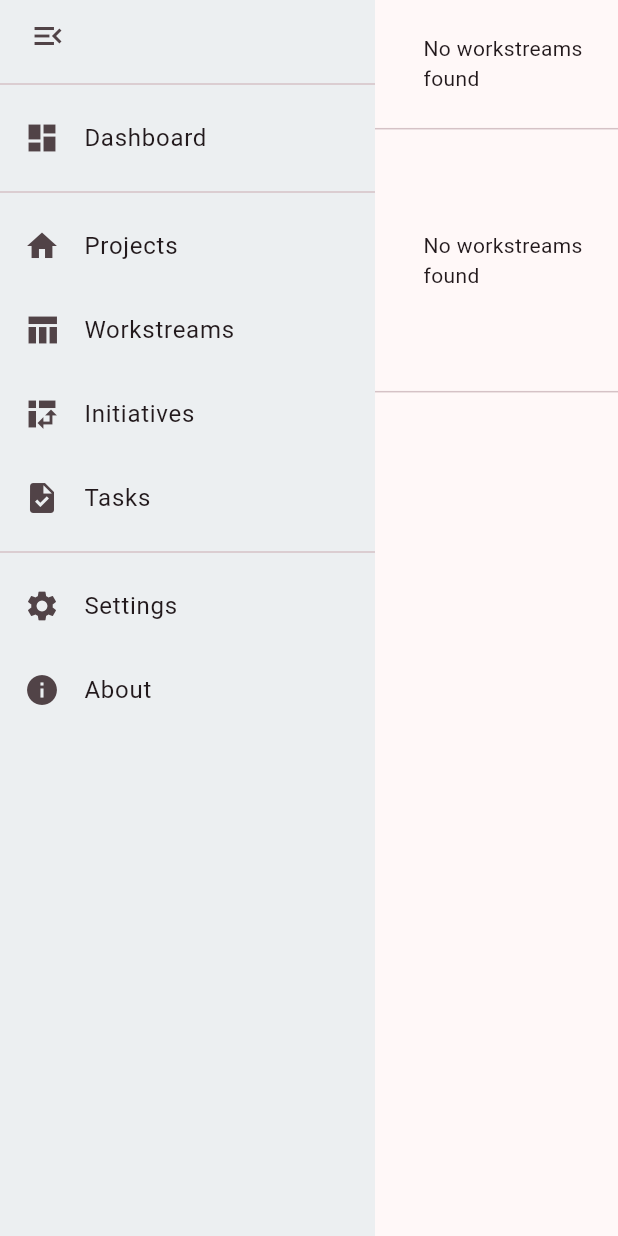
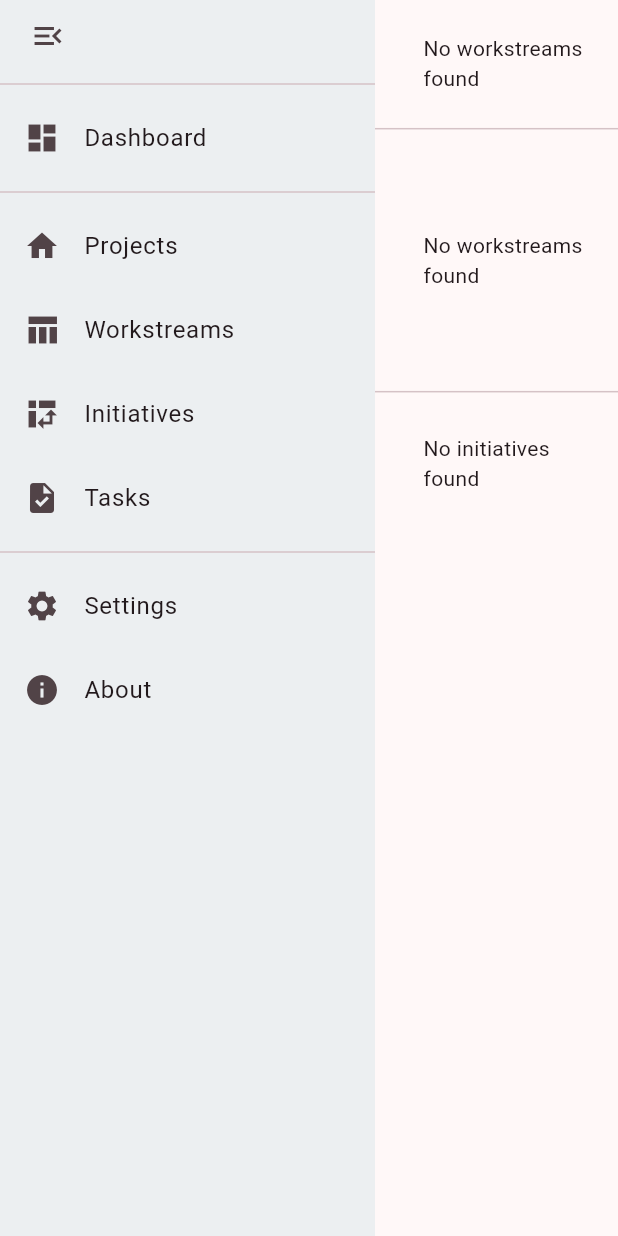
Before and after one commit to atketan/objective-otter, a Flutter app: the OtterDashboard screen opened by its route, on a phone screen of 412 x 824 dp. Run offline on Flutter 3.47's test engine with Material 3 defaults, Android fonts, the phone set to English and light mode, and no system bars; our stand-ins replace cloud_firestore, firebase_core, go_router, url_strategy; accounts and stored records are empty.

Commit message:
feat: Update WorkstreamsWidget to display fiscal year for initiative type
This commit modifies the WorkstreamsWidget to display the fiscal year along with the workstream name for workstreams of type \initiative\. It improves the clarity of the workstream details and provides additional information to the user.

```diff
--- a/lib/presentation/dashboard/otter_dashboard.dart
+++ b/lib/presentation/dashboard/otter_dashboard.dart
@@ -43,6 +43,7 @@ class OtterDashboardState extends State<OtterDashboard> {
                     child: StreamBuilder<QuerySnapshot>(
                       stream: FirebaseFirestore.instance
                           .collection('projects')
+                          .where('type', isEqualTo: 'project')
                           .snapshots(),
                       builder: (context, snapshot) {
                         if (snapshot.hasError) {
@@ -158,6 +159,74 @@ class OtterDashboardState extends State<OtterDashboard> {
             ),
           ),
           const Divider(height: 1),
+          Padding(
+            padding: const EdgeInsets.symmetric(vertical: 16.0),
+            child: Row(
+              children: [
+                const Flexible(
+                  // flex: 1,
+                  child: Padding(
+                    padding: EdgeInsets.only(left: 16.0),
+                    child: RotatedBox(
+                      quarterTurns: -1,
+                      child: Text('Initiatives'),
+                    ),
+                  ),
+                ),
+                Flexible(
+                  flex: 9,
+                  child: Padding(
+                    padding: const EdgeInsets.symmetric(horizontal: 16.0),
+                    child: StreamBuilder<QuerySnapshot>(
+                      stream: FirebaseFirestore.instance
+                          .collection('projects')
+                          .where('type', isEqualTo: 'initiative')
+                          .snapshots(),
+                      builder: (context, snapshot) {
+                        if (snapshot.hasError) {
+                          return Text('Error: ${snapshot.error}');
+                        }
+                        switch (snapshot.connectionState) {
+                          case ConnectionState.waiting:
+                            return const Center(
+                                child: CircularProgressIndicator());
+                          default:
+                            final workstreamCards = snapshot.data!.docs.map(
+                              (DocumentSnapshot document) {
+                                Map<String, dynamic> data =
+                                    document.data()! as Map<String, dynamic>;
+                                return SizedBox(
+                                  width: 350,
+                                  child: WorkstreamsWidget(
+                                    workstreamsCardDetails:
+                                        WorkstreamsCardDetails.fromMap(
+                                      data,
+                                      document.id,
+                                    ),
+                                  ),
+                                );
+                              },
+                            ).toList();
+
+                            if (workstreamCards.isEmpty) {
+                              return const Center(
+                                child: Text('No initiatives found'),
+                              );
+                            }
+
+                            return Wrap(
+                              spacing: 8.0, // horizontal space between cards
+                              runSpacing: 8.0, // vertical space between lines
+                              children: workstreamCards,
+                            );
+                        }
+                      },
+                    ),
+                  ),
+                ),
+              ],
+            ),
+          ),
         ],
       ),
     );
--- a/lib/presentation/dashboard/widgets/workstreams_widget.dart
+++ b/lib/presentation/dashboard/widgets/workstreams_widget.dart
@@ -21,7 +21,10 @@ class WorkstreamsWidgetState extends State<WorkstreamsWidget> {
       child: Card(
         color: widget.workstreamsCardDetails.workstreamStatus.statusColor,
         child: ListTile(
-          title: Text(widget.workstreamsCardDetails.workstreamName),
+          title: (widget.workstreamsCardDetails.type == "initiative")
+              ? Text(
+                  "${widget.workstreamsCardDetails.workstreamName} | ${widget.workstreamsCardDetails.fiscalYear}")
+              : Text(widget.workstreamsCardDetails.workstreamName),
           subtitle: Text(widget.workstreamsCardDetails.workstreamDescription),
           leading: Column(
             mainAxisSize: MainAxisSize.min,
--- a/lib/presentation/workstreams/models/workstreams_card_details.dart
+++ b/lib/presentation/workstreams/models/workstreams_card_details.dart
@@ -11,6 +11,8 @@ class WorkstreamsCardDetails {
   WorkstreamStatus workstreamStatus;
   String primaryOwnerName;
   String? secondaryOwnerName;
+  String fiscalYear;
+  String type;
 
   WorkstreamsCardDetails({
     required this.workstreamId,
@@ -21,6 +23,8 @@ class WorkstreamsCardDetails {
     required this.workstreamStatus,
     required this.primaryOwnerName,
     this.secondaryOwnerName,
+    required this.fiscalYear,
+    required this.type,
   });
 
   static WorkstreamsCardDetails fromMap(
@@ -35,7 +39,9 @@ class WorkstreamsCardDetails {
           (data['tags'] != null) ? List<String>.from(data['tags']) : [],
       workstreamStatus: data['status'].toString().toWorkstreamStatus(),
       primaryOwnerName: data['primaryOwner'],
-      secondaryOwnerName: data['secondaryOwner'],
+      secondaryOwnerName: data['secondaryOwner'] ?? '',
+      fiscalYear: data['fiscalYear'],
+      type: data['type'],
     );
   }
 }
```
Also changed, not shown: lib/presentation/initiatives/models/initiatives_card_details.dart (added, +42 -0 lines).
